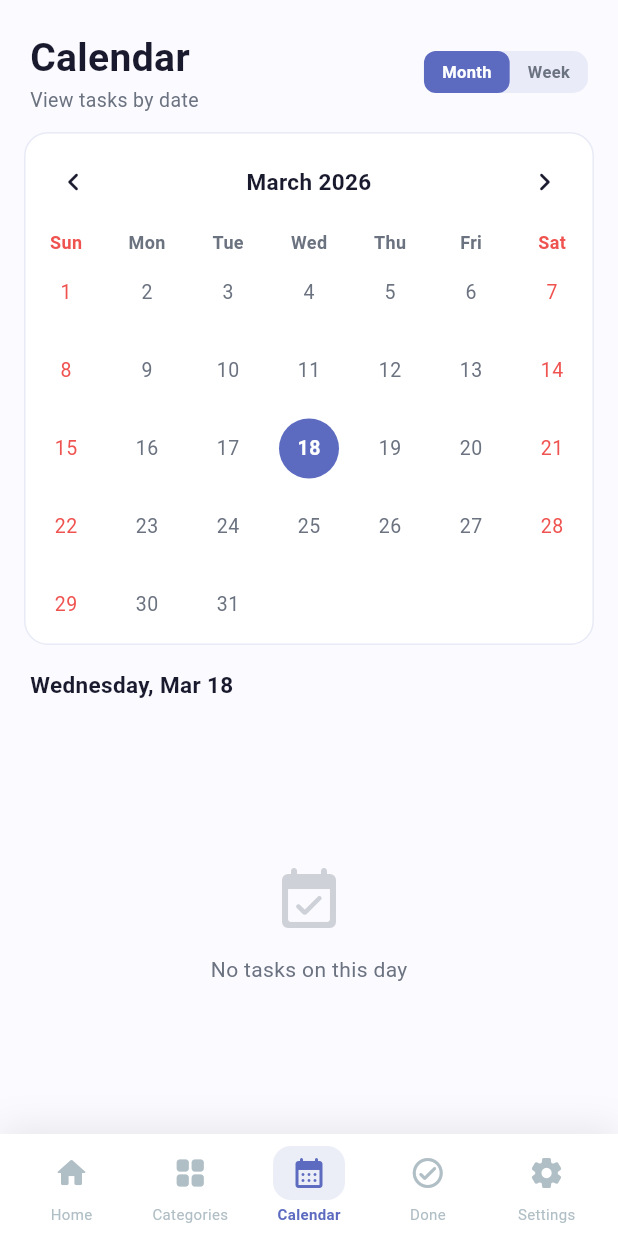
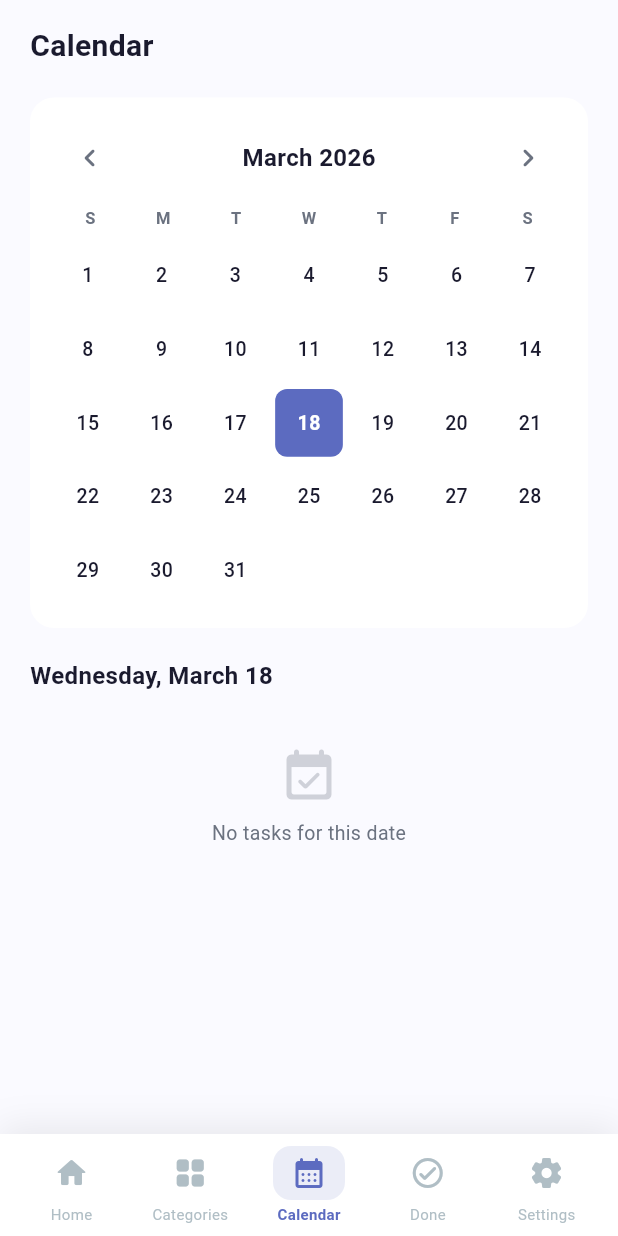
Before and after one commit to sh3ki/tasknest, a Flutter app: the screen it shows after launch, item 3 of the bottom bar chosen, on a phone screen of 412 x 824 dp. Run offline on Flutter 3.47's test engine with Material 3 defaults, Android fonts, the phone set to English and light mode, and no system bars; drawn by our look-alikes of table_calendar; our stand-ins replace fl_chart; Roboto replaces fonts that are missing (Poppins); statements that could not run were skipped.

Commit message:
Update lib/screens/calendar_screen.dart

```diff
--- a/lib/screens/calendar_screen.dart
+++ b/lib/screens/calendar_screen.dart
@@ -1,7 +1,6 @@
 import 'package:flutter/material.dart';
-import 'package:table_calendar/table_calendar.dart';
 import 'package:intl/intl.dart';
-import '../data/mock_data.dart';
+import '../data/task_data.dart';
 import '../models/task_model.dart';
 import '../theme/app_theme.dart';
 import '../widgets/task_card.dart';
@@ -15,329 +14,135 @@ class CalendarScreen extends StatefulWidget {
 }
 
 class _CalendarScreenState extends State<CalendarScreen> {
-  DateTime _focusedDay = DateTime.now();
-  DateTime? _selectedDay = DateTime.now();
-  CalendarFormat _calendarFormat = CalendarFormat.month;
+  late DateTime _selectedDate;
+  late DateTime _focusedMonth;
 
-  List<Task> _getTasksForDay(DateTime day) {
-    return MockData.tasks
-        .where((t) =>
-            t.dueDate.year == day.year &&
-            t.dueDate.month == day.month &&
-            t.dueDate.day == day.day)
-        .toList();
+  @override
+  void initState() {
+    super.initState();
+    _selectedDate = DateTime.now();
+    _focusedMonth = DateTime(_selectedDate.year, _selectedDate.month);
   }
 
-  List<Task> get _selectedTasks {
-    if (_selectedDay == null) return [];
-    return _getTasksForDay(_selectedDay!);
+  List<Task> get _tasksForDate {
+    return TaskData.tasks.where((t) =>
+      t.dueDate.year == _selectedDate.year &&
+      t.dueDate.month == _selectedDate.month &&
+      t.dueDate.day == _selectedDate.day
+    ).toList();
   }
 
-  TaskCategory? _categoryFor(Task task) {
-    try {
-      return MockData.categories.firstWhere((c) => c.id == task.categoryId);
-    } catch (_) {
-      return null;
-    }
+  bool _hasTasksOn(DateTime date) {
+    return TaskData.tasks.any((t) => t.dueDate.year == date.year && t.dueDate.month == date.month && t.dueDate.day == date.day);
   }
 
   @override
   Widget build(BuildContext context) {
-    return Scaffold(
-      backgroundColor: AppTheme.surface,
-      body: SafeArea(
+    final daysInMonth = DateUtils.getDaysInMonth(_focusedMonth.year, _focusedMonth.month);
+    final firstWeekday = DateTime(_focusedMonth.year, _focusedMonth.month, 1).weekday % 7;
+    final today = DateTime.now();
+
+    return SafeArea(
+      child: SingleChildScrollView(
+        padding: const EdgeInsets.fromLTRB(20, 16, 20, 24),
+        child: Column(
+          crossAxisAlignment: CrossAxisAlignment.start,
+          children: [
+            const Text('Calendar', style: TextStyle(color: AppTheme.textPrimary, fontSize: 20, fontWeight: FontWeight.w700)),
+            const SizedBox(height: 20),
+
+            // Month nav
+            Container(
+              padding: const EdgeInsets.all(16),
+              decoration: BoxDecoration(color: AppTheme.cardBg, borderRadius: BorderRadius.circular(16), boxShadow: AppTheme.cardShadow),
               child: Column(
                 children: [
-            // Header
-            Padding(
-              padding: const EdgeInsets.fromLTRB(20, 20, 20, 0),
-              child: Row(
+                  Row(
+                    mainAxisAlignment: MainAxisAlignment.spaceBetween,
                     children: [
-                  const Column(
-                    crossAxisAlignment: CrossAxisAlignment.start,
-                    children: [
-                      Text(
-                        'Calendar',
-                        style: TextStyle(
-                          fontFamily: 'Poppins',
-                          fontSize: 26,
-                          fontWeight: FontWeight.w700,
-                          color: AppTheme.textPrimary,
+                      IconButton(
+                        icon: const Icon(Icons.chevron_left_rounded, color: AppTheme.textSecondary),
+                        onPressed: () => setState(() => _focusedMonth = DateTime(_focusedMonth.year, _focusedMonth.month - 1)),
                       ),
-                      ),
-                      Text(
-                        'View tasks by date',
-                        style: TextStyle(
-                          fontFamily: 'Poppins',
-                          fontSize: 13,
-                          color: AppTheme.textSecondary,
-                        ),
+                      Text(DateFormat('MMMM yyyy').format(_focusedMonth), style: const TextStyle(color: AppTheme.textPrimary, fontSize: 16, fontWeight: FontWeight.w600)),
+                      IconButton(
+                        icon: const Icon(Icons.chevron_right_rounded, color: AppTheme.textSecondary),
+                        onPressed: () => setState(() => _focusedMonth = DateTime(_focusedMonth.year, _focusedMonth.month + 1)),
                       ),
                     ],
                   ),
-                  const Spacer(),
-                  // Format toggle
-                  Container(
+                  const SizedBox(height: 8),
+                  // Weekday headers
+                  Row(
+                    children: ['S', 'M', 'T', 'W', 'T', 'F', 'S'].map((d) =>
+                      Expanded(child: Center(child: Text(d, style: const TextStyle(color: AppTheme.textSecondary, fontSize: 11, fontWeight: FontWeight.w600)))),
+                    ).toList(),
+                  ),
+                  const SizedBox(height: 8),
+                  // Calendar grid
+                  GridView.builder(
+                    shrinkWrap: true,
+                    physics: const NeverScrollableScrollPhysics(),
+                    gridDelegate: const SliverGridDelegateWithFixedCrossAxisCount(crossAxisCount: 7, mainAxisSpacing: 4, crossAxisSpacing: 4),
+                    itemCount: firstWeekday + daysInMonth,
+                    itemBuilder: (context, index) {
+                      if (index < firstWeekday) return const SizedBox.shrink();
+                      final day = index - firstWeekday + 1;
+                      final date = DateTime(_focusedMonth.year, _focusedMonth.month, day);
+                      final isSelected = date.year == _selectedDate.year && date.month == _selectedDate.month && date.day == _selectedDate.day;
+                      final isToday = date.year == today.year && date.month == today.month && date.day == today.day;
+                      final hasTasks = _hasTasksOn(date);
+
+                      return GestureDetector(
+                        onTap: () => setState(() => _selectedDate = date),
+                        child: Container(
                           decoration: BoxDecoration(
-                      color: AppTheme.primary.withOpacity(0.1),
-                      borderRadius: BorderRadius.circular(10),
+                            color: isSelected ? AppTheme.primary : isToday ? AppTheme.primary.withOpacity(0.08) : Colors.transparent,
+                            borderRadius: BorderRadius.circular(8),
                           ),
-                    child: Row(
+                          child: Column(
+                            mainAxisAlignment: MainAxisAlignment.center,
                             children: [
-                        _FormatButton(
-                          label: 'Month',
-                          isSelected:
-                              _calendarFormat == CalendarFormat.month,
-                          onTap: () => setState(() =>
-                              _calendarFormat = CalendarFormat.month),
+                              Text('$day', style: TextStyle(color: isSelected ? Colors.white : AppTheme.textPrimary, fontSize: 13, fontWeight: isToday ? FontWeight.w700 : FontWeight.w500)),
+                              if (hasTasks) Container(width: 4, height: 4, margin: const EdgeInsets.only(top: 2), decoration: BoxDecoration(color: isSelected ? Colors.white : AppTheme.accent, shape: BoxShape.circle)),
+                            ],
                           ),
-                        _FormatButton(
-                          label: 'Week',
-                          isSelected:
-                              _calendarFormat == CalendarFormat.week,
-                          onTap: () => setState(() =>
-                              _calendarFormat = CalendarFormat.week),
+                        ),
+                      );
+                    },
                   ),
                 ],
               ),
             ),
-                ],
-              ),
-            ),
+            const SizedBox(height: 20),
 
+            // Tasks for selected date
+            Text(DateFormat('EEEE, MMMM d').format(_selectedDate), style: const TextStyle(color: AppTheme.textPrimary, fontSize: 16, fontWeight: FontWeight.w600)),
             const SizedBox(height: 12),
-
-            // Calendar
+            if (_tasksForDate.isEmpty)
               Container(
-              margin: const EdgeInsets.symmetric(horizontal: 16),
-              decoration: BoxDecoration(
-                color: AppTheme.cardBg,
-                borderRadius: BorderRadius.circular(16),
-                border: Border.all(color: AppTheme.divider),
-              ),
-              child: TableCalendar<Task>(
-                firstDay: DateTime.utc(2024, 1, 1),
-                lastDay: DateTime.utc(2026, 12, 31),
-                focusedDay: _focusedDay,
-                calendarFormat: _calendarFormat,
-                selectedDayPredicate: (day) =>
-                    isSameDay(_selectedDay, day),
-                onDaySelected: (selectedDay, focusedDay) {
-                  setState(() {
-                    _selectedDay = selectedDay;
-                    _focusedDay = focusedDay;
-                  });
-                },
-                onFormatChanged: (format) =>
-                    setState(() => _calendarFormat = format),
-                onPageChanged: (focusedDay) =>
-                    setState(() => _focusedDay = focusedDay),
-                eventLoader: _getTasksForDay,
-                calendarStyle: CalendarStyle(
-                  outsideDaysVisible: false,
-                  selectedDecoration: const BoxDecoration(
-                    color: AppTheme.primary,
-                    shape: BoxShape.circle,
-                  ),
-                  todayDecoration: BoxDecoration(
-                    color: AppTheme.primary.withOpacity(0.2),
-                    shape: BoxShape.circle,
-                  ),
-                  todayTextStyle: const TextStyle(
-                    color: AppTheme.primary,
-                    fontWeight: FontWeight.w700,
-                    fontFamily: 'Poppins',
-                  ),
-                  selectedTextStyle: const TextStyle(
-                    color: Colors.white,
-                    fontWeight: FontWeight.w700,
-                    fontFamily: 'Poppins',
-                  ),
-                  defaultTextStyle: const TextStyle(
-                    fontFamily: 'Poppins',
-                    fontSize: 13,
-                  ),
-                  weekendTextStyle: const TextStyle(
-                    fontFamily: 'Poppins',
-                    fontSize: 13,
-                    color: AppTheme.priorityHigh,
-                  ),
-                  markerDecoration: const BoxDecoration(
-                    color: AppTheme.secondary,
-                    shape: BoxShape.circle,
-                  ),
-                  markerSize: 5,
-                  markersMaxCount: 3,
-                ),
-                headerStyle: const HeaderStyle(
-                  formatButtonVisible: false,
-                  titleCentered: true,
-                  titleTextStyle: TextStyle(
-                    fontFamily: 'Poppins',
-                    fontWeight: FontWeight.w600,
-                    fontSize: 15,
-                    color: AppTheme.textPrimary,
-                  ),
-                  leftChevronIcon: Icon(
-                    Icons.chevron_left_rounded,
-                    color: AppTheme.textPrimary,
-                  ),
-                  rightChevronIcon: Icon(
-                    Icons.chevron_right_rounded,
-                    color: AppTheme.textPrimary,
-                  ),
-                ),
-                daysOfWeekStyle: const DaysOfWeekStyle(
-                  weekdayStyle: TextStyle(
-                    fontFamily: 'Poppins',
-                    fontSize: 12,
-                    fontWeight: FontWeight.w600,
-                    color: AppTheme.textSecondary,
-                  ),
-                  weekendStyle: TextStyle(
-                    fontFamily: 'Poppins',
-                    fontSize: 12,
-                    fontWeight: FontWeight.w600,
-                    color: AppTheme.priorityHigh,
-                  ),
-                ),
-              ),
-            ),
-
-            const SizedBox(height: 16),
-
-            // Selected day tasks header
-            Padding(
-              padding: const EdgeInsets.symmetric(horizontal: 20),
-              child: Row(
+                padding: const EdgeInsets.all(24),
+                alignment: Alignment.center,
+                child: Column(
                   children: [
-                  Text(
-                    _selectedDay != null
-                        ? DateFormat('EEEE, MMM d')
-                            .format(_selectedDay!)
-                        : 'Select a day',
-                    style: const TextStyle(
-                      fontFamily: 'Poppins',
-                      fontSize: 15,
-                      fontWeight: FontWeight.w600,
-                      color: AppTheme.textPrimary,
-                    ),
-                  ),
-                  const SizedBox(width: 8),
-                  if (_selectedTasks.isNotEmpty)
-                    Container(
-                      padding: const EdgeInsets.symmetric(
-                          horizontal: 8, vertical: 3),
-                      decoration: BoxDecoration(
-                        color: AppTheme.primary.withOpacity(0.1),
-                        borderRadius: BorderRadius.circular(8),
-                      ),
-                      child: Text(
-                        '${_selectedTasks.length} tasks',
-                        style: const TextStyle(
-                          fontFamily: 'Poppins',
-                          fontSize: 11,
-                          fontWeight: FontWeight.w600,
-                          color: AppTheme.primary,
-                        ),
-                      ),
-                    ),
-                ],
-              ),
-            ),
-            const SizedBox(height: 10),
-
-            // Task list
-            Expanded(
-              child: _selectedTasks.isEmpty
-                  ? Center(
-                      child: Column(
-                        mainAxisSize: MainAxisSize.min,
-                        children: [
-                          Icon(
-                            Icons.event_available_rounded,
-                            size: 48,
-                            color: AppTheme.textSecondary
-                                .withOpacity(0.3),
-                          ),
-                          const SizedBox(height: 12),
-                          const Text(
-                            'No tasks on this day',
-                            style: TextStyle(
-                              fontFamily: 'Poppins',
-                              fontSize: 14,
-                              color: AppTheme.textSecondary,
-                            ),
-                          ),
+                    Icon(Icons.event_available_rounded, color: AppTheme.textSecondary.withOpacity(0.3), size: 40),
+                    const SizedBox(height: 8),
+                    const Text('No tasks for this date', style: TextStyle(color: AppTheme.textSecondary, fontSize: 13)),
                   ],
                 ),
               )
-                  : ListView.builder(
-                      padding: const EdgeInsets.fromLTRB(20, 0, 20, 20),
-                      itemCount: _selectedTasks.length,
-                      itemBuilder: (_, index) {
-                        final task = _selectedTasks[index];
+            else
+              ..._tasksForDate.map((task) {
+                final cat = TaskData.categoryFor(task.categoryId);
                 return TaskCard(
                   task: task,
-                          category: _categoryFor(task),
-                          onTap: () => Navigator.push(
-                            context,
-                            MaterialPageRoute(
-                              builder: (_) =>
-                                  TaskDetailScreen(task: task),
-                            ),
-                          ).then((_) => setState(() {})),
-                          onToggle: () => setState(() {
-                            task.status =
-                                task.status == TaskStatus.completed
-                                    ? TaskStatus.pending
-                                    : TaskStatus.completed;
+                  category: cat,
+                  onTap: () => Navigator.push(context, MaterialPageRoute(builder: (_) => TaskDetailScreen(task: task, category: cat))),
+                );
               }),
-                        );
-                      },
-                    ),
-            ),
           ],
         ),
       ),
     );
   }
 }
-
-class _FormatButton extends StatelessWidget {
-  final String label;
-  final bool isSelected;
-  final VoidCallback onTap;
-
-  const _FormatButton({
-    required this.label,
-    required this.isSelected,
-    required this.onTap,
-  });
-
-  @override
-  Widget build(BuildContext context) {
-    return GestureDetector(
-      onTap: onTap,
-      child: AnimatedContainer(
-        duration: const Duration(milliseconds: 200),
-        padding:
-            const EdgeInsets.symmetric(horizontal: 12, vertical: 6),
-        decoration: BoxDecoration(
-          color: isSelected ? AppTheme.primary : Colors.transparent,
-          borderRadius: BorderRadius.circular(8),
-        ),
-        child: Text(
-          label,
-          style: TextStyle(
-            fontFamily: 'Poppins',
-            fontSize: 11,
-            fontWeight: FontWeight.w600,
-            color:
-                isSelected ? Colors.white : AppTheme.textSecondary,
-          ),
-        ),
-      ),
-    );
-  }
-}
```
Lines whose indentation alone changed are shown as unchanged.
